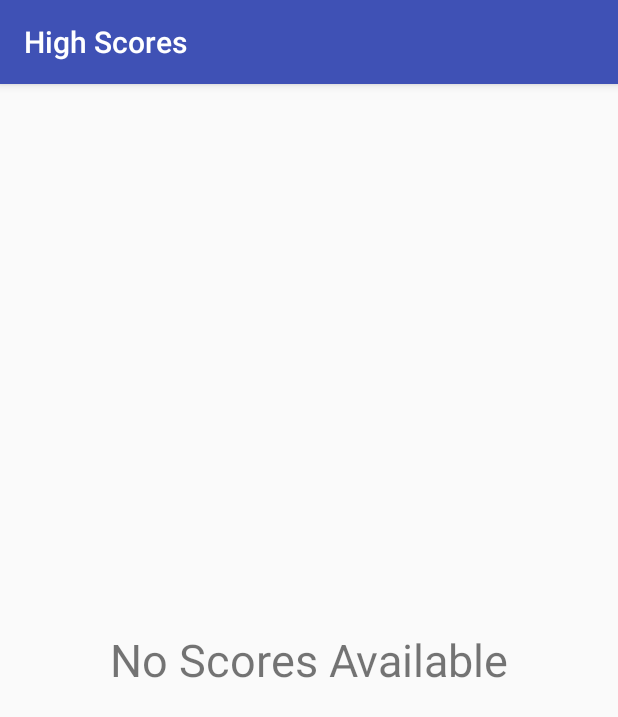
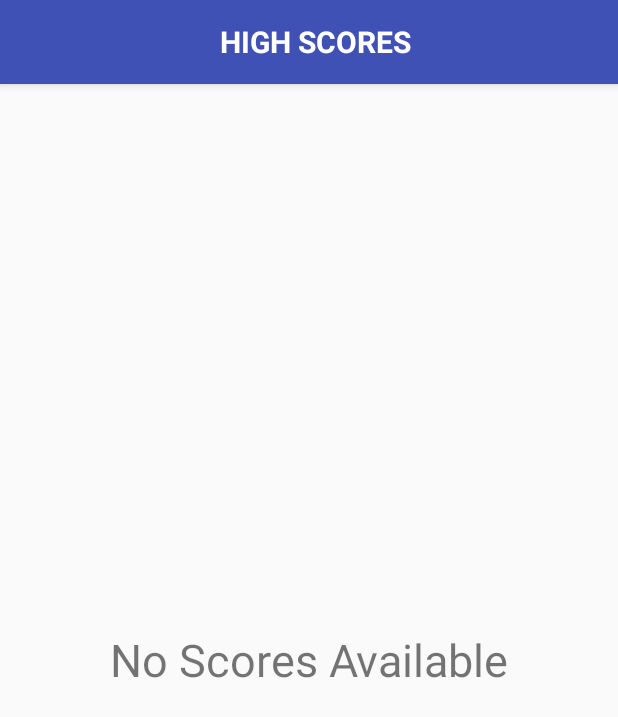
Before and after one commit to dgoenka/AccedoMatchingGame, an Android app: the ScoresActivity screen opened directly, with no data from a screen before it, on a phone screen of 412 x 824 dp. Shown: the top 717 px of the screen. Run offline under Robolectric (Android 15) with nearby library versions, the phone set to English and light mode, and no system bars; our stand-ins replace ButterKnife, Room's generated code.

Commit message:
->Fixed Score Table

```diff
--- a/app/src/main/java/com/divyanshgoenka/accedomatchinggame/activities/BaseActivity.java
+++ b/app/src/main/java/com/divyanshgoenka/accedomatchinggame/activities/BaseActivity.java
@@ -4,8 +4,13 @@ import android.os.Bundle;
 import android.support.annotation.Nullable;
 import android.support.v7.app.AppCompatActivity;
 import android.view.View;
-import android.view.Window;
+import android.view.ViewGroup;
+import android.widget.TextView;
+import android.widget.Toolbar;
 
+import com.divyanshgoenka.accedomatchinggame.R;
+
+import butterknife.BindView;
 import butterknife.ButterKnife;
 
 /**
@@ -13,6 +18,8 @@ import butterknife.ButterKnife;
  */
 
 public abstract class BaseActivity extends AppCompatActivity {
+    private Toolbar mToolBar;
+
     public abstract int getLayoutId();
 
     @Override
@@ -20,10 +27,34 @@ public abstract class BaseActivity extends AppCompatActivity {
         super.onCreate(savedInstanceState);
         setContentView(getLayoutId());
         ButterKnife.bind(this);
+        if (toolbar != null)
+            setSupportActionBar(toolbar);
         setup(savedInstanceState);
     }
 
+    @Nullable
+    @BindView(R.id.toolbar)
+    android.support.v7.widget.Toolbar toolbar;
 
+    protected TextView getActionBarTextView() {
+        return getActionBarTextView(toolbar);
+    }
+
+    private TextView getActionBarTextView(ViewGroup toolbar) {
+        TextView toolbarTitle = null;
+        for (int i = 0; i < toolbar.getChildCount(); ++i) {
+            View child = toolbar.getChildAt(i);
+
+            // assuming that the title is the first instance of TextView
+            // you can also check if the title string matches
+            if (child instanceof TextView) {
+                toolbarTitle = (TextView) child;
+                break;
+            } else if (child instanceof ViewGroup)
+                return getActionBarTextView((ViewGroup) child);
+        }
+        return toolbarTitle;
+    }
 
     @Override
     protected void onPause() {
@@ -37,11 +68,14 @@ public abstract class BaseActivity extends AppCompatActivity {
         register();
     }
 
-    protected void setup(Bundle savedInstanceState){}
+    protected void setup(Bundle savedInstanceState) {
+    }
 
-    protected void register(){}
+    protected void register() {
+    }
 
-    protected void unregister(){}
+    protected void unregister() {
+    }
 
 
 }
--- a/app/src/main/java/com/divyanshgoenka/accedomatchinggame/activities/MainActivity.java
+++ b/app/src/main/java/com/divyanshgoenka/accedomatchinggame/activities/MainActivity.java
@@ -68,11 +68,6 @@ public class MainActivity extends BaseActivity implements CurrentScoreObserver {
     public void setup(Bundle savedInstanceState) {
         setupRecyclerView();
         startNewGame();
-    }
-
-    @Override
-    protected void onResume() {
-        super.onResume();
     }
 
 
--- a/app/src/main/java/com/divyanshgoenka/accedomatchinggame/activities/ScoresActivity.java
+++ b/app/src/main/java/com/divyanshgoenka/accedomatchinggame/activities/ScoresActivity.java
@@ -1,11 +1,14 @@
 package com.divyanshgoenka.accedomatchinggame.activities;
 
+import android.graphics.Typeface;
 import android.os.Bundle;
 import android.support.v7.widget.LinearLayoutManager;
 import android.support.v7.widget.RecyclerView;
-import android.support.v7.widget.Toolbar;
 import android.util.Log;
+import android.view.Gravity;
 import android.view.View;
+import android.view.ViewGroup;
+import android.widget.TextView;
 
 import com.divyanshgoenka.accedomatchinggame.R;
 import com.divyanshgoenka.accedomatchinggame.database.GetSetScoreTable;
@@ -27,9 +30,6 @@ public class ScoresActivity extends BaseActivity {
     @BindView(R.id.recycler_view)
     RecyclerView recyclerView;
 
-    @BindView(R.id.toolbar)
-    Toolbar toolbar;
-
     @BindView(R.id.no_scores)
     View no_scores;
 
@@ -44,33 +44,42 @@ public class ScoresActivity extends BaseActivity {
 
     @Override
     protected void setup(Bundle savedInstanceState) {
-        setSupportActionBar(toolbar);
-
-        if(savedInstanceState!=null)
+        if (savedInstanceState != null)
             setFromBundle(savedInstanceState);
         else
-           getSetScoreTable =  new GetSetScoreTable((scores)->setView(scores));
+            getSetScoreTable = new GetSetScoreTable((scores) -> setView(scores));
         getSetScoreTable.execute();
+        TextView title = getActionBarTextView();
+        title.setAllCaps(true);
+        title.getLayoutParams().width = ViewGroup.LayoutParams.MATCH_PARENT;
+        title.setGravity(Gravity.CENTER);
+        title.setTypeface(Typeface.DEFAULT_BOLD);
+    }
+
+    @Override
+    protected void onResume() {
+        super.onResume();
+
     }
 
     @Override
     protected void register() {
-        if(getSetScoreTable!=null)
-        getSetScoreTable.register((scores)->setView(scores));
+        if (getSetScoreTable != null)
+            getSetScoreTable.register((scores) -> setView(scores));
     }
 
     @Override
     protected void unregister() {
-        if(getSetScoreTable!=null)
+        if (getSetScoreTable != null)
             getSetScoreTable.unregister();
     }
 
     public void setFromBundle(Bundle fromBundle) {
         String json = fromBundle.getString(SCORES);
-        Type scoresArrayList  = new TypeToken<ArrayList<Score>>() {
+        Type scoresArrayList = new TypeToken<ArrayList<Score>>() {
         }.getType();
-        scores = new Gson().fromJson(json,scoresArrayList);
-        recyclerView.setAdapter(new Score.Adapter(ScoresActivity.this,scores));
+        scores = new Gson().fromJson(json, scoresArrayList);
+        recyclerView.setAdapter(new Score.Adapter(ScoresActivity.this, scores));
     }
 
     @Override
@@ -79,17 +88,17 @@ public class ScoresActivity extends BaseActivity {
         outState.putString(SCORES, new Gson().toJson(scores));
     }
 
-    public void setView(List<Score> scores){
-        Log.e(TAG,"scores is "+scores);
-        if(Validations.isEmptyOrNull(scores)){
+    public void setView(List<Score> scores) {
+        Log.e(TAG, "scores is " + scores);
+        if (Validations.isEmptyOrNull(scores)) {
             recyclerView.setVisibility(View.GONE);
             no_scores.setVisibility(View.VISIBLE);
-        }else{
+        } else {
             recyclerView.setVisibility(View.VISIBLE);
             no_scores.setVisibility(View.GONE);
-            LinearLayoutManager linearLayoutManager = new LinearLayoutManager(this,LinearLayoutManager.VERTICAL,false);
+            LinearLayoutManager linearLayoutManager = new LinearLayoutManager(this, LinearLayoutManager.VERTICAL, false);
             recyclerView.setLayoutManager(linearLayoutManager);
-            recyclerView.setAdapter(new Score.Adapter(ScoresActivity.this,scores));
+            recyclerView.setAdapter(new Score.Adapter(ScoresActivity.this, scores));
         }
     }
 
--- a/app/src/main/res/layout/score.xml
+++ b/app/src/main/res/layout/score.xml
@@ -1,13 +1,13 @@
 <?xml version="1.0" encoding="utf-8"?>
 <LinearLayout xmlns:android="http://schemas.android.com/apk/res/android"
     android:layout_width="match_parent"
-    android:layout_height="wrap_content"
+    android:layout_height="60dp"
     android:orientation="horizontal">
 
     <TextView
         android:id="@+id/name"
         android:layout_width="0dp"
-        android:layout_height="60dp"
+        android:layout_height="match_parent"
         android:padding="15dp"
         android:textSize="18dp"
         android:text="hello"
@@ -18,7 +18,7 @@
     <TextView
         android:id="@+id/score"
         android:layout_width="0dp"
-        android:layout_height="50dp"
+        android:layout_height="match_parent"
         android:textSize="18dp"
         android:layout_weight="1"
         android:text="10"
```
